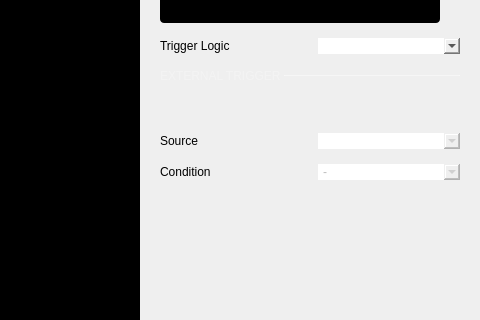
analogdevicesinc/scopy, file ui/logic_analyzer.ui: the form before one commit; both pictures show x 800 to 1280 and y 200 to 520 of the 1280 by 654 pixel window.
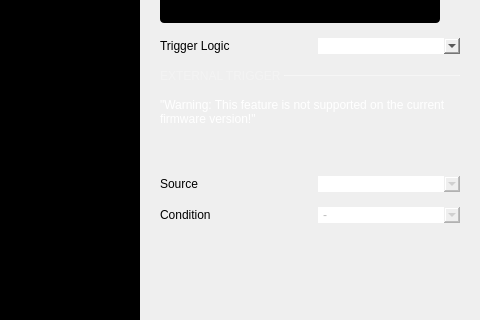
The form after the commit. The open tabs and pages were chosen to show the change. Icons and pictures are not drawn. Custom widgets are drawn as their Qt base class.

Commit message:
Logic Analyzer: Check if the firmware version is capable of using the External Trigger for the logic analyzer.
Display a warning if the firmware is too old for this feature.
This ensures backwards compatibility for this version of Scopy using
older firmware versions.

Patch:
```diff
--- a/ui/logic_analyzer.ui
+++ b/ui/logic_analyzer.ui
@@ -1361,6 +1361,43 @@
                   </layout>
                  </item>
                  <item>
+                  <widget class="QWidget" name="externalWidget" native="true">
+                   <layout class="QVBoxLayout" name="verticalLayout_11">
+                    <property name="spacing">
+                     <number>15</number>
+                    </property>
+                    <property name="leftMargin">
+                     <number>0</number>
+                    </property>
+                    <property name="topMargin">
+                     <number>0</number>
+                    </property>
+                    <property name="rightMargin">
+                     <number>0</number>
+                    </property>
+                    <property name="bottomMargin">
+                     <number>0</number>
+                    </property>
+                    <item>
+                     <widget class="QLabel" name="lblWarningFw">
+                      <property name="sizePolicy">
+                       <sizepolicy hsizetype="Minimum" vsizetype="Minimum">
+                        <horstretch>0</horstretch>
+                        <verstretch>0</verstretch>
+                       </sizepolicy>
+                      </property>
+                      <property name="styleSheet">
+                       <string notr="true">color: white;</string>
+                      </property>
+                      <property name="text">
+                       <string>&quot;Warning: This feature is not supported on the current firmware version!&quot;</string>
+                      </property>
+                      <property name="wordWrap">
+                       <bool>true</bool>
+                      </property>
+                     </widget>
+                    </item>
+                    <item>
                   <layout class="QHBoxLayout" name="horizontalLayout_11">
                    <property name="topMargin">
                     <number>0</number>
@@ -1480,6 +1517,9 @@
                    </item>
                   </layout>
                  </item>
+                   </layout>
+                  </widget>
+                 </item>
                  <item>
                   <spacer name="verticalSpacer_3">
                    <property name="orientation">
```
Left out of the diff: 4 changed lines with no effect on the pictures. Lines whose indentation alone changed are shown as unchanged. The commit also changes 1 other file.
